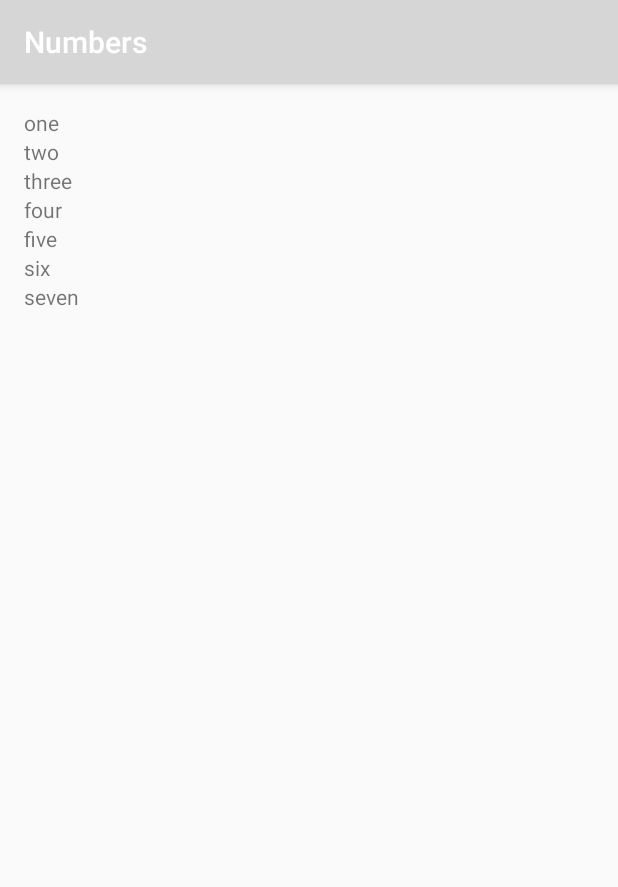
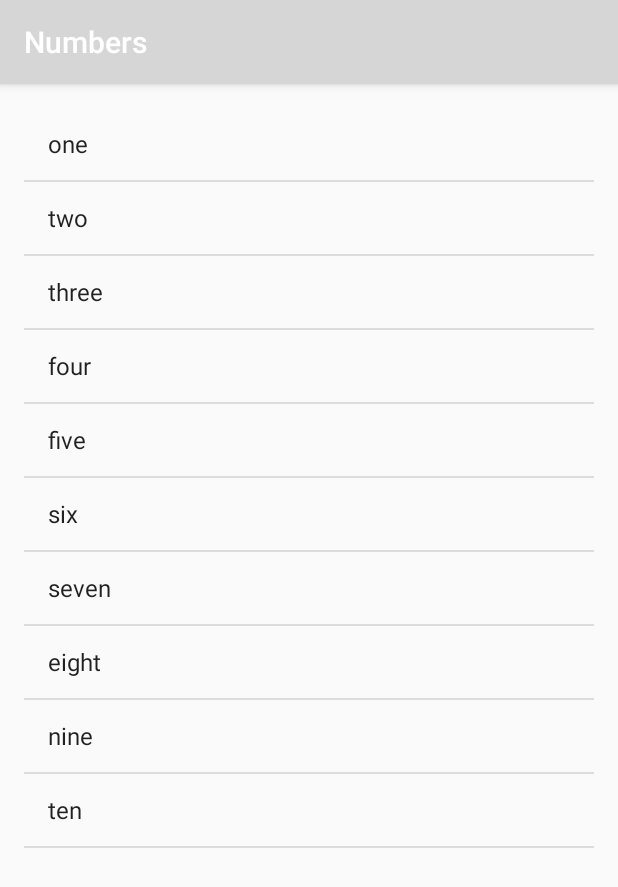
Before and after one commit to anantprsd5/MiwokApp, an Android app: the NumbersActivity screen opened directly, with no data from a screen before it, on a phone screen of 412 x 824 dp. Shown: the top 887 px of the screen. Run offline under Robolectric (Android 15) with nearby library versions, the light colour scheme and no system bars.

Commit message:
Changed ArrayList with ArrayAdapters

```diff
--- a/app/src/main/java/com/example/android/miwokapp/NumbersActivity.java
+++ b/app/src/main/java/com/example/android/miwokapp/NumbersActivity.java
@@ -1,9 +1,9 @@
 package com.example.android.miwokapp;
 
+import android.os.Bundle;
 import android.support.v7.app.AppCompatActivity;
-import android.os.Bundle;
-import android.widget.LinearLayout;
-import android.widget.TextView;
+import android.widget.ArrayAdapter;
+import android.widget.ListView;
 
 import java.util.ArrayList;
 
@@ -13,8 +13,9 @@
     protected void onCreate(Bundle savedInstanceState) {
         super.onCreate(savedInstanceState);
         setContentView(R.layout.activity_numbers);
-        ArrayList<String> words = new ArrayList<>();
-        TextView textview[] = new TextView[10];
+
+        // Create a list of words
+        ArrayList<String> words = new ArrayList<String>();
         words.add("one");
         words.add("two");
         words.add("three");
@@ -22,12 +23,27 @@
         words.add("five");
         words.add("six");
         words.add("seven");
-        LinearLayout rootview = (LinearLayout)findViewById(R.id.list);
-        for(int i=0;i<10;i++)
-        textview[i] = new TextView(this);
-        for(int i=0;i<words.size();i++) {
-            textview[i].setText(words.get(i));
-            rootview.addView(textview[i]);
-        }
+        words.add("eight");
+        words.add("nine");
+        words.add("ten");
+
+        // Create an {@link ArrayAdapter}, whose data source is a list of Strings. The
+        // adapter knows how to create layouts for each item in the list, using the
+        // simple_list_item_1.xml layout resource defined in the Android framework.
+        // This list item layout contains a single {@link TextView}, which the adapter will set to
+        // display a single word.
+        ArrayAdapter<String> itemsAdapter =
+                new ArrayAdapter<String>(this, android.R.layout.simple_list_item_1, words);
+
+        // Find the {@link ListView} object in the view hierarchy of the {@link Activity}.
+        // There should be a {@link ListView} with the view ID called list, which is declared in the
+        // activity_numbers.xml layout file.
+        ListView listView = (ListView) findViewById(R.id.list);
+
+        // Make the {@link ListView} use the {@link ArrayAdapter} we created above, so that the
+        // {@link ListView} will display list items for each word in the list of words.
+        // Do this by calling the setAdapter method on the {@link ListView} object and pass in
+        // 1 argument, which is the {@link ArrayAdapter} with the variable name itemsAdapter.
+        listView.setAdapter(itemsAdapter);
     }
 }
--- a/app/src/main/res/layout/activity_numbers.xml
+++ b/app/src/main/res/layout/activity_numbers.xml
@@ -1,5 +1,5 @@
 <?xml version="1.0" encoding="utf-8"?>
-<LinearLayout xmlns:android="http://schemas.android.com/apk/res/android"
+<ListView xmlns:android="http://schemas.android.com/apk/res/android"
     xmlns:tools="http://schemas.android.com/tools"
     android:id="@+id/list"
     android:orientation="vertical"
```
